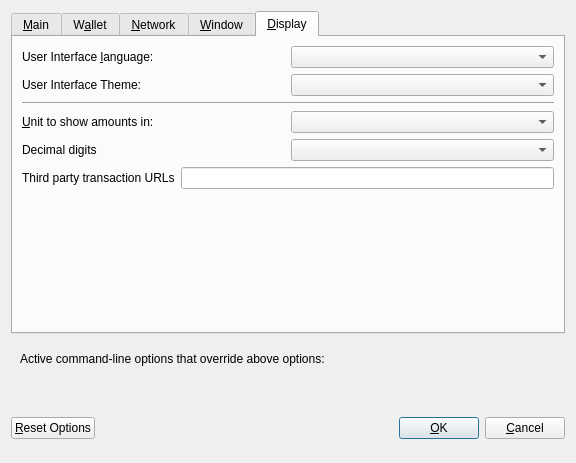
Above: src/qt/forms/optionsdialog.ui from pyrkcommunity/pyrk before the change. Below: the same form after it.
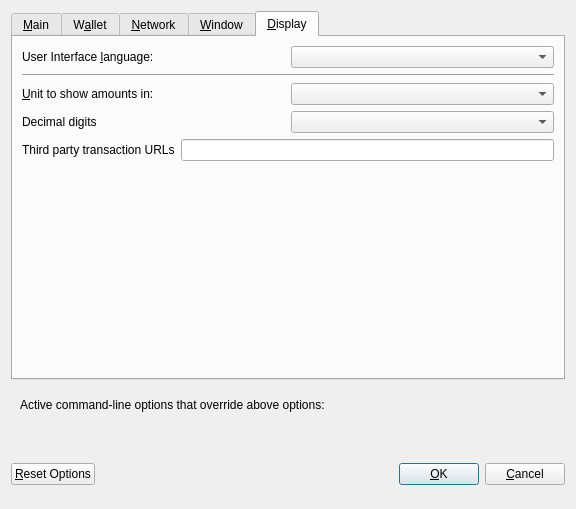
That is the form after the change. The open tabs and pages were chosen to show the change. Custom widgets are drawn as their Qt base class.

Commit message: Hard code new theme, overwrite old value and remove theme GUI option

The edit to the form file:
```diff
--- a/src/qt/forms/optionsdialog.ui
+++ b/src/qt/forms/optionsdialog.ui
@@ -7,7 +7,7 @@
     <x>0</x>
     <y>0</y>
     <width>576</width>
-    <height>402</height>
+    <height>509</height>
    </rect>
   </property>
   <property name="windowTitle">
@@ -697,20 +697,6 @@
          </item>
         </layout>
        </item>
-       <item>
-        <layout class="QHBoxLayout" name="horizontalLayout_4_Display" stretch="0,0">
-         <item>
-          <widget class="QLabel" name="themeLabel">
-           <property name="text">
-            <string>User Interface Theme:</string>
-           </property>
-          </widget>
-         </item>
-         <item>
-          <widget class="QValueComboBox" name="theme"/>
-         </item>
-        </layout>
-       </item>
        <item>
         <widget class="Line" name="line">
          <property name="orientation">
```
Left out of the diff: 2 changed lines with no effect on the pictures. The commit also changes 2 other files.
